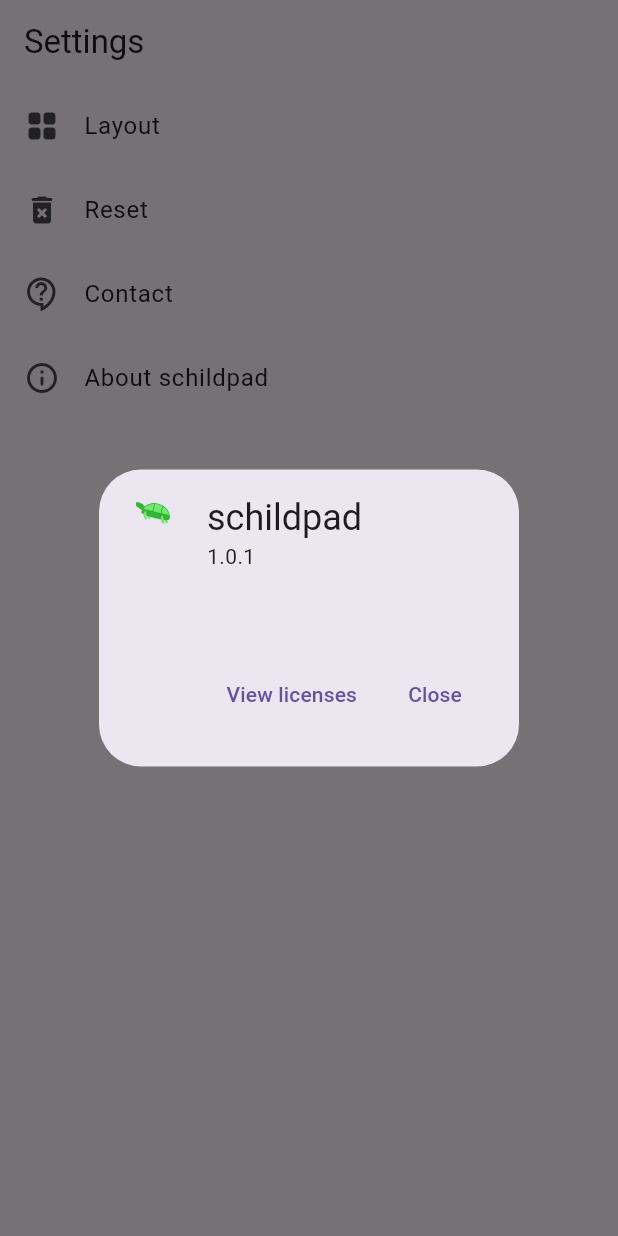
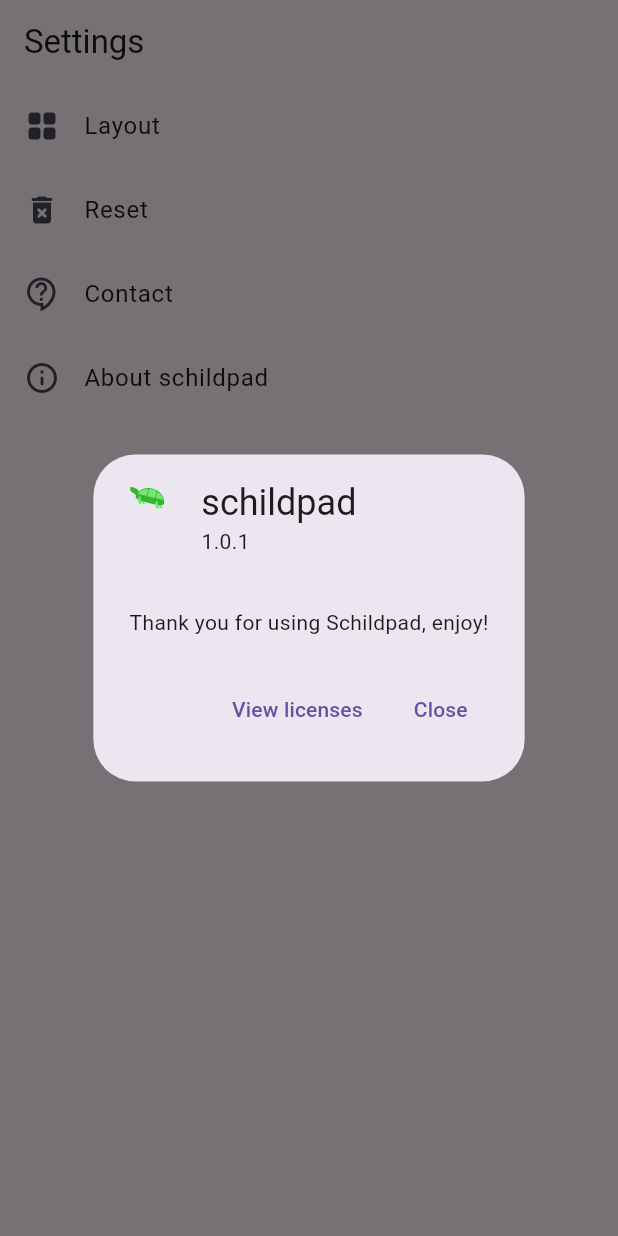
Before and after one commit to joelpaulkoch/schildpad, a Flutter app: the SettingsScreen screen opened by its route, after a tap on an icon or button, on a phone screen of 412 x 824 dp. Run offline on Flutter 3.47's test engine with Material 2 defaults, Android fonts, the phone set to English and light mode, and no system bars; our stand-ins replace backdrop, equatable, flutter_riverpod, flutter_svg, go_router, isar and 2 more; missing offline and left inert: android_intent_plus; accounts and stored records are empty; generated files the repository leaves out were written again.

Commit message:
add thank you text to about dialog

```diff
--- a/lib/l10n/app_de.arb
+++ b/lib/l10n/app_de.arb
@@ -9,6 +9,7 @@
     "resetConfirmationDialogText": "Ganz sicher?",
     "resetConfirmationDialogConfirmButton": "Zurücksetzen",
     "resetConfirmationDialogCancelButton": "Abbrechen",
+    "thankYou": "Danke fürs Nutzen und viel Spaß mit Schildpad!",
     "appGridListTile": "Raster",
     "columns": "Spalten",
     "rows": "Reihen",
--- a/lib/l10n/app_en.arb
+++ b/lib/l10n/app_en.arb
@@ -39,6 +39,10 @@
     "@resetConfirmationDialogCancelButton": {
       "description": "Text of cancel button in the confirmation dialog to reset the app"
     },
+    "thankYou": "Thank you for using Schildpad, enjoy!",
+    "@thankYou": {
+      "description": "Thank you text in about dialog"
+    },
     "appGridListTile": "App Grid",
     "@appGridListTile": {
       "description": "Text on app grid list tile"
--- a/lib/settings/settings.dart
+++ b/lib/settings/settings.dart
@@ -139,6 +139,12 @@
           width: IconTheme.of(context).size,
           height: IconTheme.of(context).size,
           child: schildpadLogo),
-        applicationVersion: schildpadVersion);
+      applicationVersion: schildpadVersion,
+      aboutBoxChildren: [
+        Text(
+          AppLocalizations.of(context)!.thankYou,
+        )
+      ],
+    );
   }
 }
```
Lines whose indentation alone changed are shown as unchanged.
